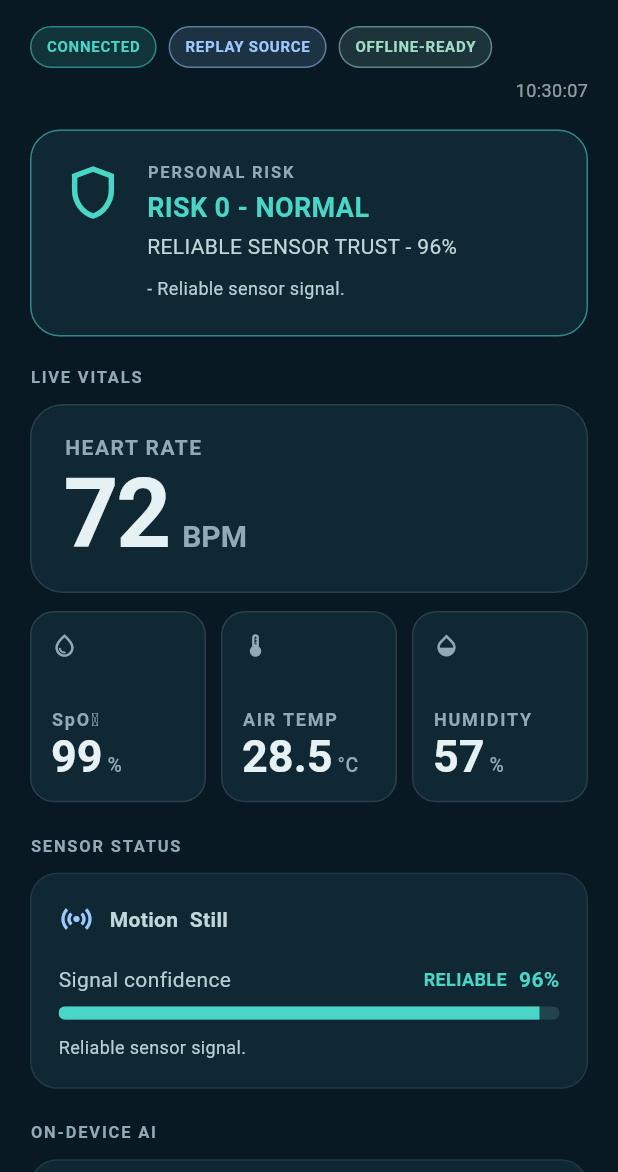
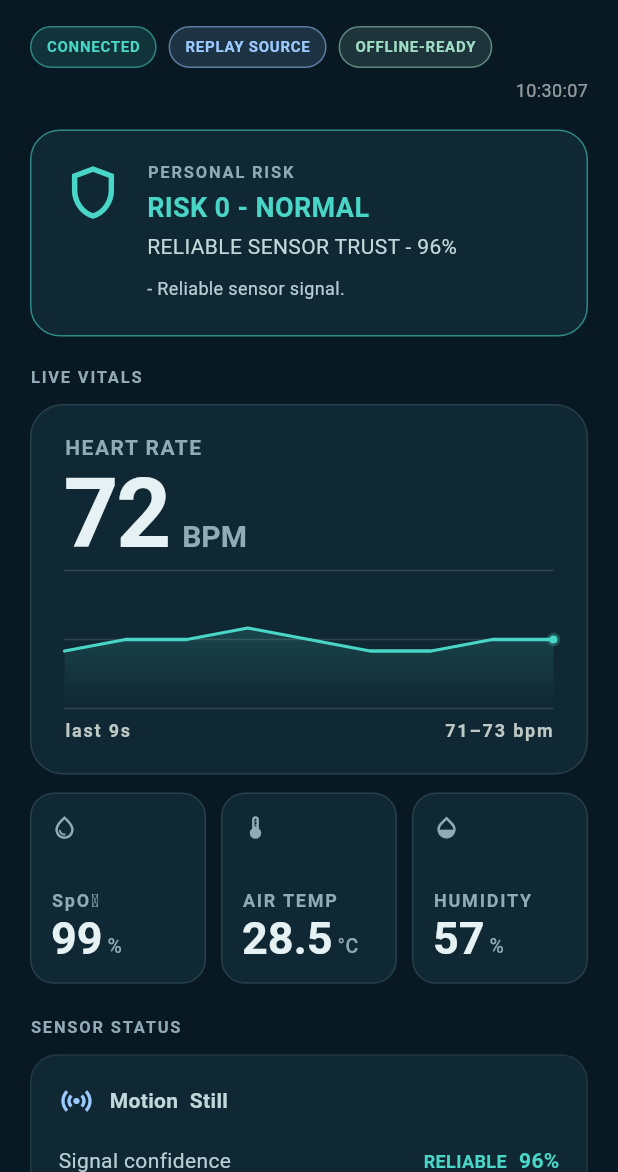
Before and after one commit to souvik-OOPS/SIH-2026, a Flutter app: the screen it shows after launch, on a phone screen of 412 x 824 dp, the part 64-1236 px from its top. Run offline on Flutter 3.47's test engine with Material 3 defaults, Android fonts, the phone set to English and light mode, and no system bars; our stand-ins replace flutter_blue_plus, shared_preferences, sqflite; accounts and stored records are empty; project files that could hold a hidden picture were left out.

Commit message:
Plot the heart-rate trend, and break the line where the sensor lost its grip
The dashboard showed one instantaneous number, which says nothing about the
thing a reader actually wants from a vital sign - whether it is climbing,
settling or holding steady. The PWA has had trend charts since Day 1; the app
the judges will be looking at had none.

Hand-painted rather than pulled from a package. The whole figure is a
polyline, a gradient fill and two labels, in an APK that already carries an
offline model and an assistant, so a charting dependency would cost more than
it saves.

The detail that matters is what happens at a dropout. An untrusted reading is
recorded as a gap rather than discarded, and the painter starts a new segment
at every gap instead of joining across it. Drawing a smooth line through a
period the device had no reading for is the chart equivalent of inventing
data: it would render a dropout as a stretch of calm monitoring. A break says
plainly that nothing was known there, and a lone trusted sample between two
gaps is drawn as a dot, which states the fact without implying a trend
through it.

A flat trace is given a minimum 12 bpm span so ordinary variation is not
stretched into a dramatic-looking swing by autoscaling.

Co-Authored-By: Claude Opus 5 <noreply@anthropic.com>

```diff
--- /dev/null
+++ b/mobile/lib/core/models/vital_history.dart
@@ -0,0 +1,62 @@
+import 'dart:collection';
+
+/// One point on a vitals trend.
+///
+/// [bpm] is null when the reading could not be trusted. The point is still
+/// recorded, because *when* a sensor lost its grip is information a chart
+/// should show rather than hide — a line that glides smoothly over a dropout
+/// tells the viewer the wearer was fine during a period the device knew
+/// nothing about.
+class VitalSample {
+  const VitalSample({required this.at, required this.bpm});
+
+  final DateTime at;
+  final double? bpm;
+
+  bool get hasValue => bpm != null;
+}
+
+/// A fixed-length rolling history of heart rate, for the dashboard trend.
+///
+/// Bounded on purpose: this exists to draw about two minutes of chart, not to
+/// become an unaudited medical record living in RAM. Older points fall off the
+/// front as new ones arrive.
+class VitalHistory {
+  VitalHistory({this.capacity = 120}) : assert(capacity > 1);
+
+  /// How many samples to retain. At roughly 1 Hz this is about two minutes.
+  final int capacity;
+
+  final List<VitalSample> _samples = <VitalSample>[];
+
+  UnmodifiableListView<VitalSample> get samples =>
+      UnmodifiableListView<VitalSample>(_samples);
+
+  bool get isEmpty => _samples.isEmpty;
+
+  /// Samples that carry an actual reading.
+  Iterable<VitalSample> get valued => _samples.where((s) => s.hasValue);
+
+  /// True once there is enough real data to draw a line rather than a dot.
+  bool get hasTrend => valued.length >= 2;
+
+  double? get latest => _samples.isEmpty ? null : _samples.last.bpm;
+
+  double? get minimum => valued.isEmpty
+      ? null
+      : valued.map((s) => s.bpm!).reduce((a, b) => a < b ? a : b);
+
+  double? get maximum => valued.isEmpty
+      ? null
+      : valued.map((s) => s.bpm!).reduce((a, b) => a > b ? a : b);
+
+  /// Records one reading. Pass null for a sample that cannot be trusted.
+  void add({required DateTime at, required double? bpm}) {
+    _samples.add(VitalSample(at: at, bpm: bpm));
+    if (_samples.length > capacity) {
+      _samples.removeRange(0, _samples.length - capacity);
+    }
+  }
+
+  void clear() => _samples.clear();
+}
--- a/mobile/lib/features/monitoring/dashboard_screen.dart
+++ b/mobile/lib/features/monitoring/dashboard_screen.dart
@@ -5,11 +5,13 @@ import '../../assistant/screens/assistant_screen.dart';
 import '../../assistant/services/assistant_service.dart';
 import '../../core/escalation/escalation_service.dart';
 import '../../core/models/telemetry_frame.dart';
+import '../../core/models/vital_history.dart';
 import '../../core/theme/app_theme.dart';
 import '../../core/safety/safety_assessment.dart';
 import '../../core/telemetry/signal_quality.dart';
 import '../../core/telemetry/telemetry_source.dart';
 import '../escalation/emergency_contacts_sheet.dart';
+import 'heart_rate_chart.dart';
 import 'telemetry_session.dart';
 
 class DashboardScreen extends StatelessWidget {
@@ -584,6 +586,8 @@ class _DashboardBody extends StatelessWidget {
           label: 'HEART RATE',
           value: frame.heartRateBpm?.toStringAsFixed(0) ?? '—',
           unit: 'BPM',
+          trend: session.heartRateHistory,
+          trendColour: signalColour,
         ),
         const SizedBox(height: 12),
         GridView.count(
@@ -766,11 +770,19 @@ class _HeroVital extends StatelessWidget {
     required this.label,
     required this.value,
     required this.unit,
+    this.trend,
+    this.trendColour,
   });
 
   final String label;
   final String value;
   final String unit;
+
+  /// Optional trend drawn beneath the number. A single instantaneous value
+  /// says nothing about direction, which is most of what a reader wants from a
+  /// vital sign — whether it is climbing, settling, or holding steady.
+  final VitalHistory? trend;
+  final Color? trendColour;
 
   @override
   Widget build(BuildContext context) {
@@ -803,6 +815,13 @@ class _HeroVital extends StatelessWidget {
               ],
             ),
           ),
+          if (trend != null) ...[
+            const SizedBox(height: 6),
+            HeartRateChart(
+              history: trend!,
+              colour: trendColour ?? theme.colorScheme.primary,
+            ),
+          ],
         ],
       ),
     );
--- /dev/null
+++ b/mobile/lib/features/monitoring/heart_rate_chart.dart
@@ -0,0 +1,193 @@
+import 'package:flutter/material.dart';
+
+import '../../core/models/vital_history.dart';
+
+/// Heart-rate trend over roughly the last two minutes.
+///
+/// Hand-painted rather than pulled from a charting package: the whole figure is
+/// one polyline, a fill and two labels, and the app already ships an offline
+/// model and an assistant inside a 49 MB APK. A dependency would cost more than
+/// it saves here.
+class HeartRateChart extends StatelessWidget {
+  const HeartRateChart({super.key, required this.history, required this.colour});
+
+  final VitalHistory history;
+
+  /// Trend colour, passed in so the chart follows the same signal palette the
+  /// rest of the dashboard uses rather than choosing its own.
+  final Color colour;
+
+  @override
+  Widget build(BuildContext context) {
+    final theme = Theme.of(context);
+
+    if (!history.hasTrend) {
+      return SizedBox(
+        height: 92,
+        child: Center(
+          child: Text(
+            history.isEmpty
+                ? 'Waiting for readings'
+                : 'Not enough readings yet for a trend',
+            style: theme.textTheme.bodySmall?.copyWith(
+              color: theme.colorScheme.onSurfaceVariant,
+            ),
+          ),
+        ),
+      );
+    }
+
+    final low = history.minimum!;
+    final high = history.maximum!;
+
+    return Column(
+      crossAxisAlignment: CrossAxisAlignment.start,
+      children: [
+        SizedBox(
+          height: 92,
+          width: double.infinity,
+          child: CustomPaint(
+            painter: _HeartRateTrendPainter(
+              samples: history.samples,
+              colour: colour,
+              gridColour: theme.colorScheme.onSurfaceVariant.withValues(alpha: 0.18),
+            ),
+          ),
+        ),
+        const SizedBox(height: 6),
+        Row(
+          children: [
+            Text(
+              'last ${history.samples.length}s',
+              style: theme.textTheme.labelSmall?.copyWith(
+                color: theme.colorScheme.onSurfaceVariant,
+              ),
+            ),
+            const Spacer(),
+            Text(
+              '${low.round()}–${high.round()} bpm',
+              style: theme.textTheme.labelSmall?.copyWith(
+                color: theme.colorScheme.onSurfaceVariant,
+              ),
+            ),
+          ],
+        ),
+      ],
+    );
+  }
+}
+
+class _HeartRateTrendPainter extends CustomPainter {
+  _HeartRateTrendPainter({
+    required this.samples,
+    required this.colour,
+    required this.gridColour,
+  });
+
+  final List<VitalSample> samples;
+  final Color colour;
+  final Color gridColour;
+
+  @override
+  void paint(Canvas canvas, Size size) {
+    if (samples.length < 2) return;
+
+    final values = samples.where((s) => s.hasValue).map((s) => s.bpm!).toList();
+    if (values.length < 2) return;
+
+    var low = values.reduce((a, b) => a < b ? a : b);
+    var high = values.reduce((a, b) => a > b ? a : b);
+
+    // Give a flat trace room to sit in the middle instead of collapsing onto a
+    // single row of pixels, and never let the span be so small that ordinary
+    // beat-to-beat variation looks like a dramatic swing.
+    const minimumSpan = 12.0;
+    if (high - low < minimumSpan) {
+      final centre = (high + low) / 2;
+      low = centre - minimumSpan / 2;
+      high = centre + minimumSpan / 2;
+    }
+    final span = high - low;
+
+    double xFor(int index) => size.width * (index / (samples.length - 1));
+    double yFor(double bpm) =>
+        size.height - ((bpm - low) / span) * size.height;
+
+    // Baseline grid: three lines, no numbers. The range is printed beneath the
+    // chart, so labelling every gridline would only add clutter.
+    final grid = Paint()
+      ..color = gridColour
+      ..strokeWidth = 1;
+    for (var i = 0; i <= 2; i++) {
+      final y = size.height * (i / 2);
+      canvas.drawLine(Offset(0, y), Offset(size.width, y), grid);
+    }
+
+    // Walk the samples, starting a new segment wherever a reading is missing.
+    //
+    // Connecting across a gap would draw a confident line through a period the
+    // device had no reading for — the chart equivalent of inventing data. A
+    // break is the honest rendering, and it also makes dropouts visible as
+    // dropouts rather than as smooth stretches.
+    final stroke = Paint()
+      ..color = colour
+      ..strokeWidth = 2.2
+      ..style = PaintingStyle.stroke
+      ..strokeCap = StrokeCap.round
+      ..strokeJoin = StrokeJoin.round;
+
+    final fill = Paint()
+      ..shader = LinearGradient(
+        begin: Alignment.topCenter,
+        end: Alignment.bottomCenter,
+        colors: [colour.withValues(alpha: 0.28), colour.withValues(alpha: 0.0)],
+      ).createShader(Offset.zero & size);
+
+    var segment = <Offset>[];
+
+    void flush() {
+      if (segment.length >= 2) {
+        final line = Path()..moveTo(segment.first.dx, segment.first.dy);
+        for (final point in segment.skip(1)) {
+          line.lineTo(point.dx, point.dy);
+        }
+
+        final area = Path.from(line)
+          ..lineTo(segment.last.dx, size.height)
+          ..lineTo(segment.first.dx, size.height)
+          ..close();
+        canvas.drawPath(area, fill);
+        canvas.drawPath(line, stroke);
+      } else if (segment.length == 1) {
+        // A lone trusted reading between two dropouts is still a fact worth
+        // showing; a dot says so without implying a trend through it.
+        canvas.drawCircle(segment.first, 2.2, Paint()..color = colour);
+      }
+      segment = <Offset>[];
+    }
+
+    for (var i = 0; i < samples.length; i++) {
+      final bpm = samples[i].bpm;
+      if (bpm == null) {
+        flush();
+        continue;
+      }
+      segment.add(Offset(xFor(i), yFor(bpm)));
+    }
+    flush();
+
+    // Mark the most recent reading so the eye lands on "now".
+    for (var i = samples.length - 1; i >= 0; i--) {
+      final bpm = samples[i].bpm;
+      if (bpm == null) continue;
+      final at = Offset(xFor(i), yFor(bpm));
+      canvas.drawCircle(at, 4.5, Paint()..color = colour.withValues(alpha: 0.25));
+      canvas.drawCircle(at, 2.6, Paint()..color = colour);
+      break;
+    }
+  }
+
+  @override
+  bool shouldRepaint(_HeartRateTrendPainter old) =>
+      old.samples != samples || old.colour != colour;
+}
--- a/mobile/lib/features/monitoring/telemetry_session.dart
+++ b/mobile/lib/features/monitoring/telemetry_session.dart
@@ -3,6 +3,7 @@ import 'dart:async';
 import 'package:flutter/foundation.dart';
 
 import '../../core/models/telemetry_frame.dart';
+import '../../core/models/vital_history.dart';
 import '../../core/ml/anomaly_detector.dart';
 import '../../core/ml/anomaly_model.dart';
 import '../../core/safety/risk_engine.dart';
@@ -52,7 +53,13 @@ class TelemetrySession extends ChangeNotifier {
   SafetyAssessment? _safetyAssessment;
   AnomalyScore? _anomalyScore;
 
+  /// Rolling heart-rate trend for the dashboard chart.
+  final VitalHistory _heartRateHistory = VitalHistory();
+
   TelemetryFrame? get latestFrame => _latestFrame;
+
+  /// Heart-rate trend over roughly the last two minutes.
+  VitalHistory get heartRateHistory => _heartRateHistory;
 
   /// The learned model's latest opinion, or null when it has no model, has not
   /// filled its window yet, or the current frame carries no usable vitals.
@@ -152,6 +159,7 @@ class TelemetrySession extends ChangeNotifier {
     _riskEngine.reset();
     _anomalyDetector?.reset();
     _anomalyScore = null;
+    _heartRateHistory.clear();
     _error = null;
     _isRunning = false;
     _connectivity = TelemetryConnectivity.connecting;
@@ -181,6 +189,18 @@ class TelemetrySession extends ChangeNotifier {
     _connectivity = frame.connectivity;
     _isRunning = true;
     _isStale = false;
+    // Record the trend point before scoring. A reading the app would not show
+    // is stored as a gap rather than dropped: the chart breaks its line there,
+    // which says the device had nothing at that moment instead of drawing a
+    // confident stretch across it.
+    _heartRateHistory.add(
+      at: frame.timestamp,
+      bpm: frame.contactState == ContactState.noFinger ||
+              frame.signalQuality < HeuristicSignalQualityModel.fairConfidence
+          ? null
+          : frame.heartRateBpm,
+    );
+
     // Score before the rules run so the UI updates both from one frame.
     //
     // Assign unconditionally, including null. Keeping the last score when the
```
Also changed, not shown: 1 other file.
